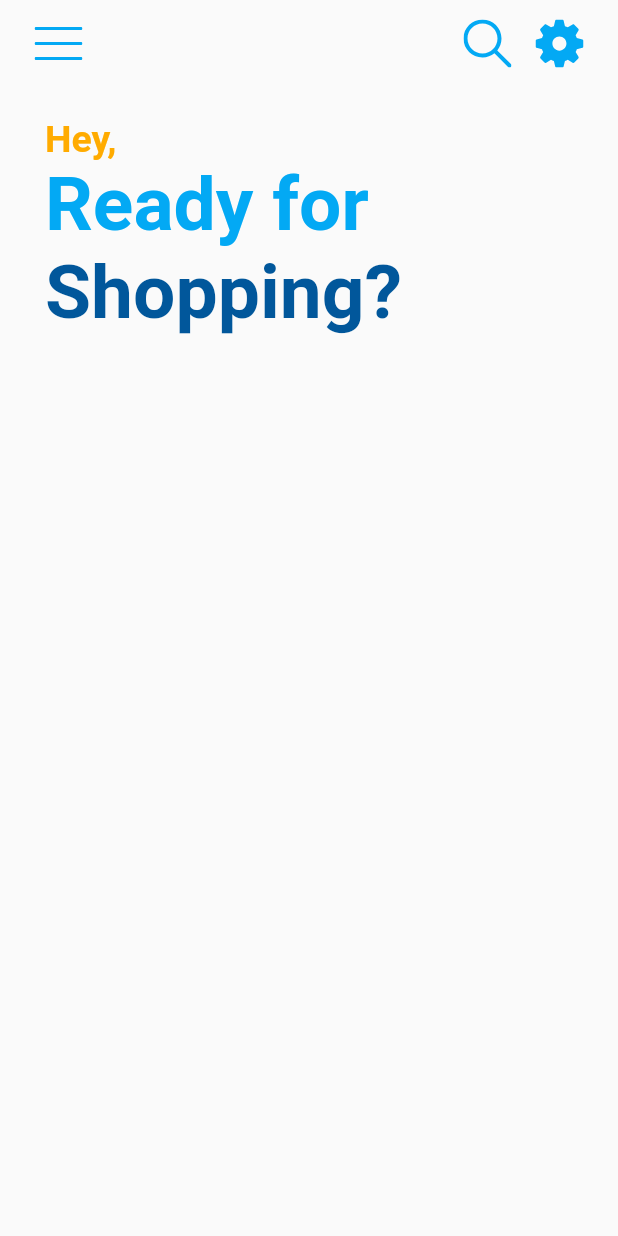
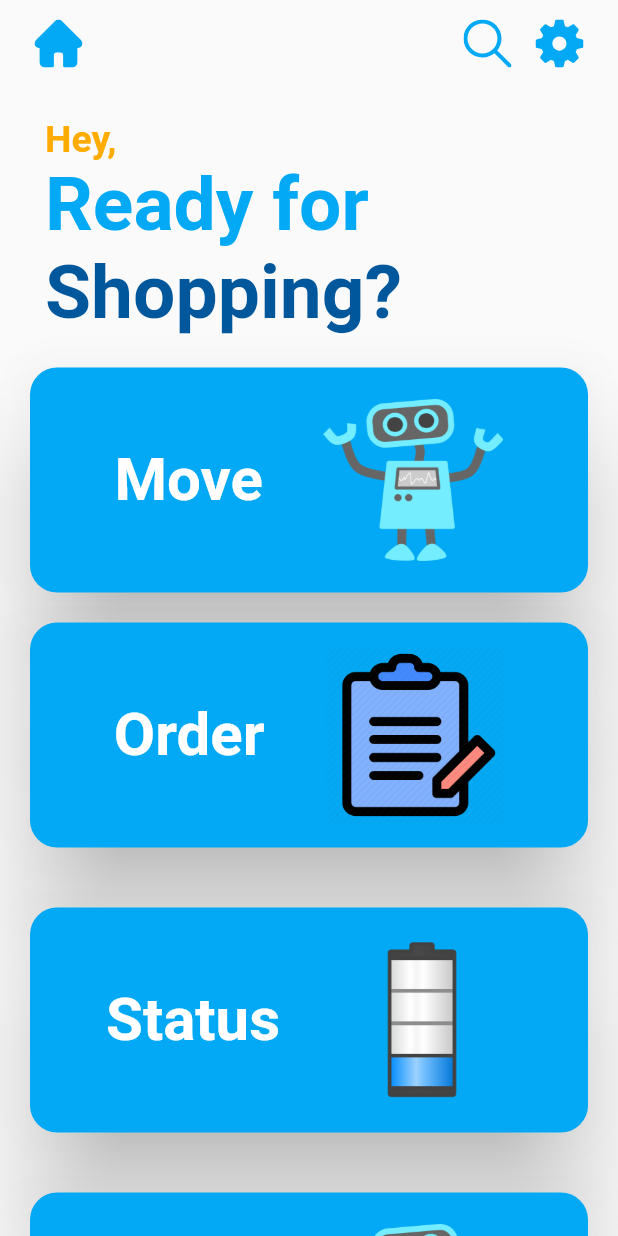
Before and after one commit to sadj123/Retail_robot_app, a Flutter app: the MainScreen screen opened by its route, on a phone screen of 412 x 824 dp. Run offline on Flutter 3.47's test engine with Material 2 defaults, Android fonts, the phone set to English and light mode, and no system bars; our stand-ins replace flutter_bluetooth_serial, flutter_svg.

Commit message:
segundo commit

```diff
--- a/lib/src/pages/blue_screen.dart
+++ b/lib/src/pages/blue_screen.dart
@@ -143,7 +143,7 @@ class _HomePageState extends State<HomePage> with WidgetsBindingObserver {
               margin: EdgeInsets.only(bottom: 10),
               alignment: Alignment.bottomCenter,
               child: Text(
-                "Please pair your device with the robot and press me to continue",
+                "Please pair your device with the robot and tap me to continue",
                 style: TextStyle(
                   color: Theme.of(context).primaryColor,
                   fontSize: 20,
--- a/lib/src/pages/main_screen.dart
+++ b/lib/src/pages/main_screen.dart
@@ -13,15 +13,151 @@ class _MainScreenState extends State<MainScreen> {
       body: SafeArea(
         child: ListView(
           children: <Widget>[
-            _customAppBar(),
+            _customAppBar(context),
             _textsheader(context),
+            Padding(
+              padding: const EdgeInsets.symmetric(horizontal: 20),
+              child: Container(
+                  height: 150,
+                  child: MaterialButton(
+                    shape: RoundedRectangleBorder(
+                      borderRadius: BorderRadius.circular(18.0),
+                    ),
+                    elevation: 30,
+                    color: Theme.of(context).primaryColor,
+                    child: Row(
+                        mainAxisAlignment: MainAxisAlignment.spaceEvenly,
+                        children: <Widget>[
+                          Text("Move",
+                              style: TextStyle(
+                                  color: Colors.white,
+                                  fontSize: 40,
+                                  fontWeight: FontWeight.bold)),
+                          Image.asset(
+                            'assets/imgs/move.png',
+                            height: 120,
+                            width: 120,
+                          ),
+                        ]),
+                    onPressed: () {},
+                  )),
+            ),
+            Padding(
+              padding: const EdgeInsets.all(20),
+              child: Container(
+                  height: 150,
+                  child: MaterialButton(
+                    shape: RoundedRectangleBorder(
+                      borderRadius: BorderRadius.circular(18.0),
+                    ),
+                    elevation: 30,
+                    color: Theme.of(context).primaryColor,
+                    child: Row(
+                        mainAxisAlignment: MainAxisAlignment.spaceEvenly,
+                        children: <Widget>[
+                          Text("Order",
+                              style: TextStyle(
+                                  color: Colors.white,
+                                  fontSize: 40,
+                                  fontWeight: FontWeight.bold)),
+                          Image.asset(
+                            'assets/imgs/order.png',
+                            height: 120,
+                            width: 120,
+                          ),
+                        ]),
+                    onPressed: () {},
+                  )),
+            ),
+            Padding(
+              padding: const EdgeInsets.all(20),
+              child: Container(
+                  height: 150,
+                  child: MaterialButton(
+                    shape: RoundedRectangleBorder(
+                      borderRadius: BorderRadius.circular(18.0),
+                    ),
+                    elevation: 30,
+                    color: Theme.of(context).primaryColor,
+                    child: Row(
+                        mainAxisAlignment: MainAxisAlignment.spaceEvenly,
+                        children: <Widget>[
+                          Text("Status",
+                              style: TextStyle(
+                                  color: Colors.white,
+                                  fontSize: 40,
+                                  fontWeight: FontWeight.bold)),
+                          Image.asset(
+                            'assets/imgs/batt.png',
+                            height: 120,
+                            width: 120,
+                          ),
+                        ]),
+                    onPressed: () {},
+                  )),
+            ),
+            Padding(
+              padding: const EdgeInsets.all(20),
+              child: Container(
+                  height: 150,
+                  child: MaterialButton(
+                    shape: RoundedRectangleBorder(
+                      borderRadius: BorderRadius.circular(18.0),
+                    ),
+                    elevation: 30,
+                    color: Theme.of(context).primaryColor,
+                    child: Row(
+                        mainAxisAlignment: MainAxisAlignment.spaceEvenly,
+                        children: <Widget>[
+                          Text("SOON",
+                              style: TextStyle(
+                                  color: Colors.white,
+                                  fontSize: 40,
+                                  fontWeight: FontWeight.bold)),
+                          Image.asset(
+                            'assets/imgs/move.png',
+                            height: 120,
+                            width: 120,
+                          ),
+                        ]),
+                    onPressed: () {},
+                  )),
+            ),
+            Padding(
+              padding: const EdgeInsets.all(20),
+              child: Container(
+                  height: 150,
+                  child: MaterialButton(
+                    shape: RoundedRectangleBorder(
+                      borderRadius: BorderRadius.circular(18.0),
+                    ),
+                    elevation: 30,
+                    color: Theme.of(context).primaryColor,
+                    child: Row(
+                        mainAxisAlignment: MainAxisAlignment.spaceEvenly,
+                        children: <Widget>[
+                          Text("SOON",
+                              style: TextStyle(
+                                  color: Colors.white,
+                                  fontSize: 40,
+                                  fontWeight: FontWeight.bold)),
+                          Image.asset(
+                            'assets/imgs/move.png',
+                            height: 120,
+                            width: 120,
+                          ),
+                        ]),
+                    onPressed: () {},
+                  )),
+            )
           ],
         ),
       ),
     );
   }
+}
 
-  Widget _customAppBar() {
+Widget _customAppBar(context) {
   return Padding(
     padding: EdgeInsets.symmetric(horizontal: 15, vertical: 5),
     child: Row(
@@ -29,9 +165,11 @@ class _MainScreenState extends State<MainScreen> {
       children: <Widget>[
         IconButton(
           iconSize: 15,
-            onPressed: () {},
+          onPressed: () {
+            Navigator.pushNamed(context, 'home');
+          },
           icon: SvgPicture.asset(
-              'assets/icons/menu.svg',
+            'assets/icons/home.svg',
             color: Colors.lightBlue,
           ),
         ),
@@ -47,7 +185,9 @@ class _MainScreenState extends State<MainScreen> {
             ),
             IconButton(
               iconSize: 15,
-                onPressed: () {},
+              onPressed: () {
+                Navigator.pushNamed(context, 'blue');
+              },
               icon: SvgPicture.asset(
                 'assets/icons/settings.svg',
                 color: Colors.lightBlue,
@@ -73,4 +213,3 @@ class _MainScreenState extends State<MainScreen> {
     ),
   );
 }
-}
```
Also changed, not shown: assets/icons/home.svg (added), assets/imgs/batt.png (added), assets/imgs/move.png (added), assets/imgs/order.png (added). Lines whose indentation alone changed are shown as unchanged.
